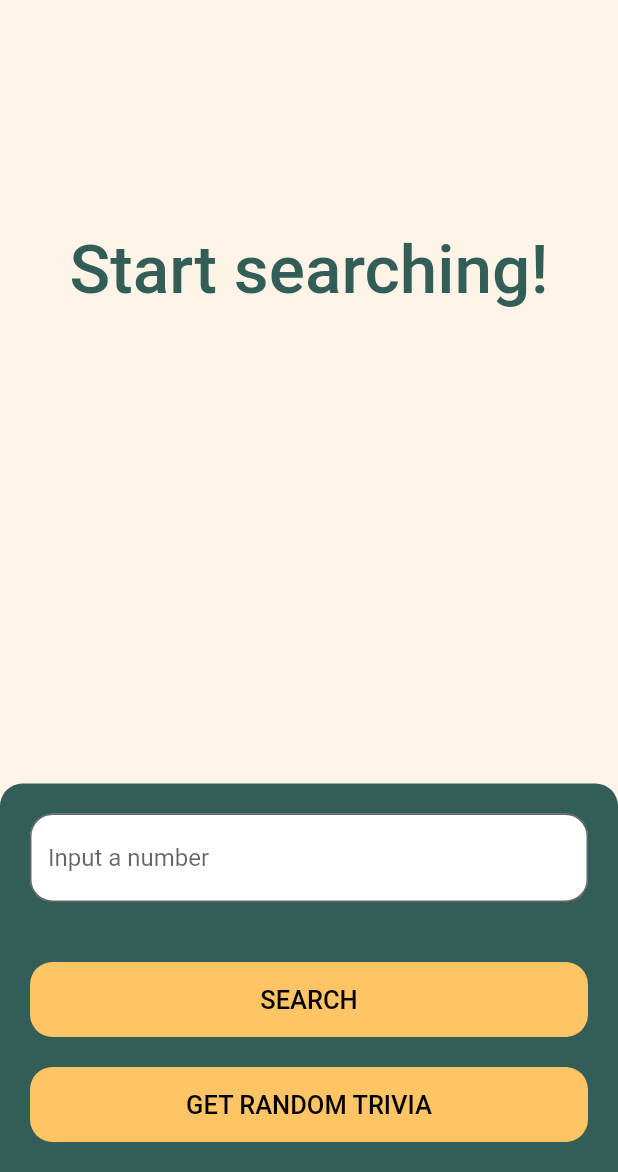
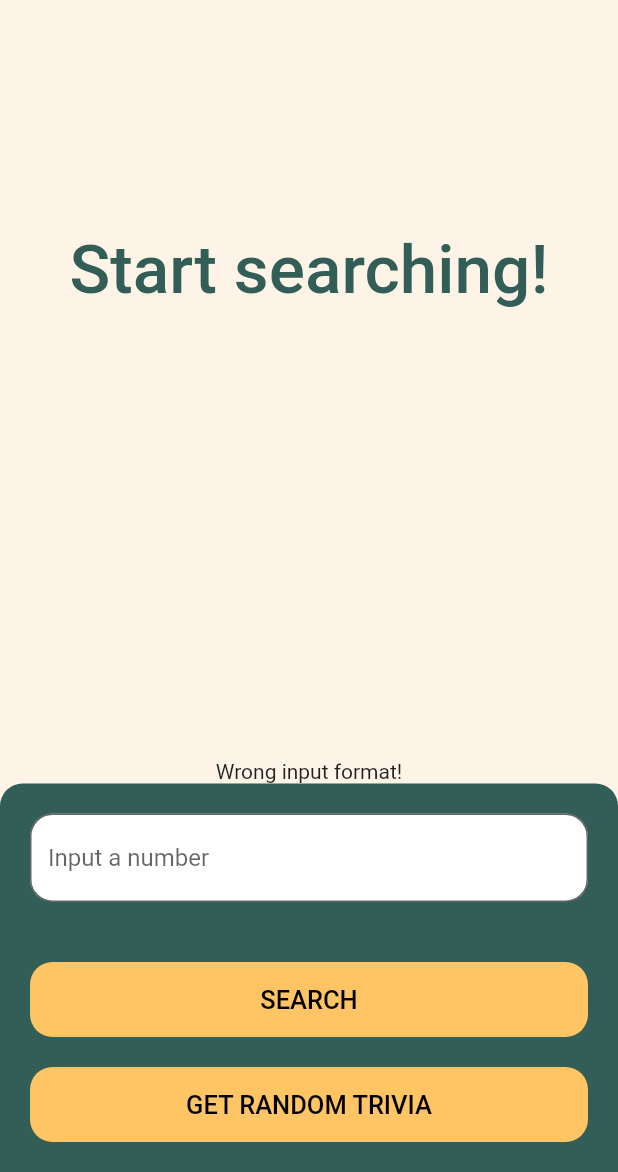
Before and after one commit to darko1551/number_trivia, a Flutter app: the screen it shows after launch, after a tap on "SEARCH", on a phone screen of 412 x 824 dp, the part 64-1236 px from its top. Run offline on Flutter 3.47's test engine with Material 2 defaults, Android fonts, the phone set to English and light mode, and no system bars; our stand-ins replace bloc, equatable, flutter_bloc; network calls fail.

Commit message:
Exception handling

```diff
--- a/lib/assets/strings.dart
+++ b/lib/assets/strings.dart
@@ -5,3 +5,5 @@ const searchButtonString = 'SEARCH';
 const randomButtonString = 'GET RANDOM TRIVIA';
 const knowMoreButtonString = 'KNOW MORE';
 const backButtonString = 'BACK';
+const wrongInputFormatExceptionString = 'Wrong input format!';
+const serverErrorExceptionString = 'Server error! Please check your internet connection or try again later.';
--- a/lib/bloc/trivia_bloc.dart
+++ b/lib/bloc/trivia_bloc.dart
@@ -2,6 +2,7 @@ import 'package:flutter_bloc/flutter_bloc.dart';
 import 'package:bloc/bloc.dart';
 import 'package:number_trivia/bloc/trivia_event.dart';
 import 'package:number_trivia/bloc/trivia_state.dart';
+import 'package:number_trivia/exceptions/exceptions.dart';
 import 'package:number_trivia/services/trivia_service.dart';
 
 class TriviaBloc extends Bloc<TriviaEvent, TriviaState> {
@@ -16,6 +17,10 @@ class TriviaBloc extends Bloc<TriviaEvent, TriviaState> {
         ),
       );
       final number = event.number;
+      if(number == null){
+        emit(TriviaState(isLoading: false, exception: WrongInputFormatException(), trivia: null));
+        return;
+      }
       try {
         final trivia = await provider.getNumberTrivia(number: number);
         emit(
--- a/lib/bloc/trivia_event.dart
+++ b/lib/bloc/trivia_event.dart
@@ -7,7 +7,7 @@ class TriviaEvent {
 
 @immutable
 class NumberTriviaEvent implements TriviaEvent {
-  final int number;
+  final int? number;
 
   const NumberTriviaEvent({
     required this.number,
--- a/lib/exceptions/exceptions.dart
+++ b/lib/exceptions/exceptions.dart
@@ -1 +1,2 @@
 class ApiErrorException implements Exception{}
+class WrongInputFormatException implements Exception{}
--- a/lib/main.dart
+++ b/lib/main.dart
@@ -1,6 +1,7 @@
 import 'package:flutter/material.dart';
 import 'package:flutter_bloc/flutter_bloc.dart';
 import 'package:number_trivia/bloc/trivia_bloc.dart';
+import 'package:number_trivia/exceptions/exceptions.dart';
 import 'package:number_trivia/pages/home_page.dart';
 import 'package:number_trivia/pages/trivia_info_page.dart';
 
@@ -41,11 +42,12 @@ class Home extends StatelessWidget {
           return const HomePage();
         } else if (state.trivia != null && state.exception == null) {
           return const TriviaInfoPage();
+        } else if (state.exception is WrongInputFormatException) {
+          return const HomePage();
         } else {
-          return  const HomePage();
+          return const HomePage();
         }
       },
     );
-
   }
 }
--- a/lib/pages/home_page.dart
+++ b/lib/pages/home_page.dart
@@ -2,11 +2,12 @@ import 'package:flutter/material.dart';
 import 'package:flutter_bloc/flutter_bloc.dart';
 import 'package:number_trivia/assets/strings.dart';
 import 'package:number_trivia/bloc/trivia_event.dart';
-import 'package:number_trivia/models/trivia_model.dart';
+import 'package:number_trivia/exceptions/exceptions.dart';
 import 'package:number_trivia/widgets/button_widget.dart';
 import 'package:number_trivia/widgets/text_field_widget.dart';
 import 'package:number_trivia/bloc/trivia_bloc.dart';
 import 'package:number_trivia/bloc/trivia_state.dart';
+import 'package:number_trivia/assets/strings.dart';
 
 class HomePage extends StatefulWidget {
   const HomePage({Key? key}) : super(key: key);
@@ -32,9 +33,10 @@ class _HomePageState extends State<HomePage> {
 
   @override
   Widget build(BuildContext context) {
-    return BlocListener<TriviaBloc, TriviaState>(
+    return BlocConsumer<TriviaBloc, TriviaState>(
       listener: (context, state) {},
-      child: Scaffold(
+      builder: (context, state) {
+        return Scaffold(
           backgroundColor: const Color.fromARGB(255, 253, 244, 231),
           appBar: AppBar(
             shadowColor: const Color.fromARGB(0, 0, 0, 0),
@@ -64,8 +66,14 @@ class _HomePageState extends State<HomePage> {
                   fontWeight: FontWeight.w500,
                 ),
               ),
+              const SizedBox(
+                height: 20,
+              ),
               Expanded(
                 child: Container(),
+              ),
+              Text(
+                showErrorMessage(state),
               ),
               Container(
                 padding: const EdgeInsets.all(20.0),
@@ -88,7 +96,8 @@ class _HomePageState extends State<HomePage> {
                     ButtonWidget(
                       text: searchButtonString,
                       onTapped: () {
-                      final number = int.parse(_inputNumberController.text);
+                        final number =
+                            int.tryParse(_inputNumberController.text);
                         context
                             .read<TriviaBloc>()
                             .add(NumberTriviaEvent(number: number));
@@ -110,7 +119,18 @@ class _HomePageState extends State<HomePage> {
               ),
             ],
           ),
-      ),
+        );
+      },
     );
   }
 }
+
+String showErrorMessage(TriviaState state) {
+  if (state.exception is WrongInputFormatException) {
+    return wrongInputFormatExceptionString;
+  } else if (state.exception is ApiErrorException) {
+    return serverErrorExceptionString;
+  } else {
+    return '';
+  }
+}
```
Also changed, not shown: 1 other file. Lines whose indentation alone changed are shown as unchanged.
